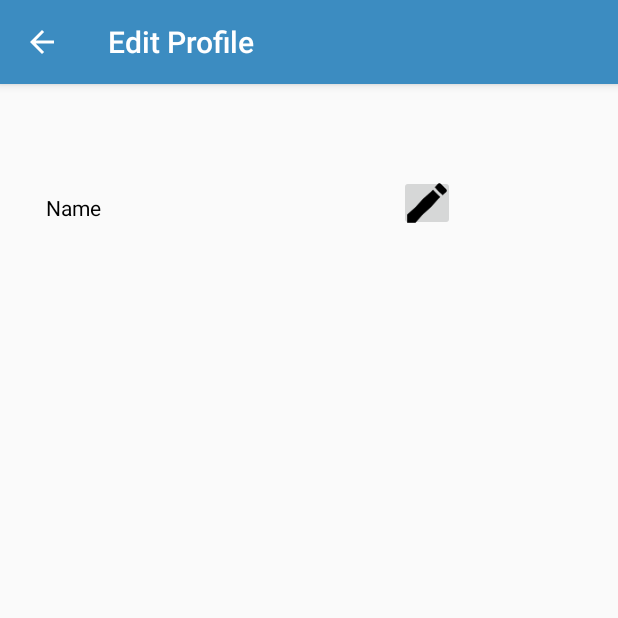
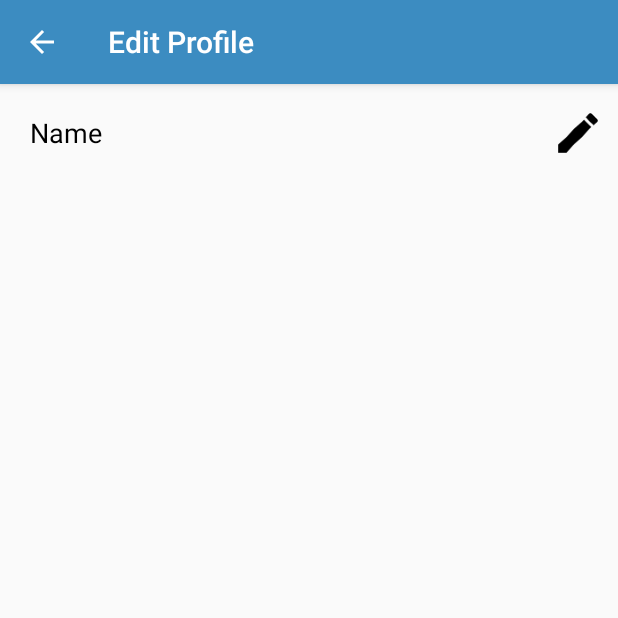
Before and after one commit to AnnieSH/Run-Tracker, an Android app: the ProfileSettingsActivity screen opened directly, with no data from a screen before it, on a phone screen of 412 x 824 dp, the top half of it. Run offline under Robolectric (Android 15) with nearby library versions, the phone set to English and light mode, and no system bars.

Commit message:
Convert profile settings to constraint layout Fix background colour of pencil icon

```diff
--- a/app/src/main/res/layout/activity_profile_settings.xml
+++ b/app/src/main/res/layout/activity_profile_settings.xml
@@ -1,12 +1,11 @@
 <?xml version="1.0" encoding="utf-8"?>
-<LinearLayout xmlns:android="http://schemas.android.com/apk/res/android"
+<android.support.constraint.ConstraintLayout xmlns:android="http://schemas.android.com/apk/res/android"
     xmlns:app="http://schemas.android.com/apk/res-auto"
     xmlns:tools="http://schemas.android.com/tools"
     android:id="@+id/profile_layout"
     android:layout_width="match_parent"
     android:layout_height="match_parent"
-    android:orientation="vertical"
-    tools:context="com.example.annie.dewatch.ProfileActivity">
+    tools:context="com.example.annie.dewatch.ProfileSettingsActivity">
 
     <android.support.v7.widget.Toolbar
         android:id="@+id/profile_settings_toolbar"
@@ -15,73 +14,46 @@
         android:background="@color/colorPrimary"
         android:elevation="4dp"
         android:minHeight="?attr/actionBarSize"
-        android:theme="?attr/actionBarTheme" />
+        android:theme="?attr/actionBarTheme"
+        app:layout_constraintEnd_toEndOf="parent"
+        app:layout_constraintStart_toStartOf="parent"
+        app:layout_constraintTop_toTopOf="parent" />
 
-    <Space
-        android:layout_width="match_parent"
-        android:layout_height="30dp" />
+    <ImageButton
+        android:id="@+id/profile_button_last"
+        style="@android:style/MediaButton"
+        android:layout_width="37dp"
+        android:layout_height="37dp"
+        android:layout_marginEnd="8dp"
+        android:onClick="editName"
+        android:src="@mipmap/post_write"
+        app:layout_constraintBottom_toBottomOf="@+id/profile_settings_edit_name"
+        app:layout_constraintEnd_toEndOf="parent"
+        app:layout_constraintTop_toTopOf="@+id/profile_settings_edit_name" />
 
-    <LinearLayout
-        android:layout_width="match_parent"
+    <TextView
+        android:id="@+id/profile_settings_edit_name"
+        android:layout_width="0dp"
         android:layout_height="wrap_content"
-        android:layout_gravity="top"
-        android:orientation="horizontal"
-        android:padding="15dp">
+        android:layout_marginStart="8dp"
+        android:layout_marginTop="8dp"
+        android:layout_marginEnd="8dp"
+        android:paddingTop="12dp"
+        android:paddingBottom="12dp"
+        android:textSize="18sp"
+        app:layout_constraintEnd_toStartOf="@+id/profile_button_last"
+        app:layout_constraintStart_toEndOf="@+id/profile_settings_name_textview"
+        app:layout_constraintTop_toBottomOf="@+id/profile_settings_toolbar" />
 
-        <LinearLayout
-            android:layout_width="wrap_content"
-            android:layout_height="wrap_content"
-            android:layout_marginLeft="3dp"
-            android:orientation="vertical"
-            android:paddingBottom="15dp"
-            android:paddingTop="15dp">
-
-            <TextView
-                android:layout_width="match_parent"
-                android:layout_height="wrap_content"
-                android:padding="12dp"
-                android:text="Name"
-                android:textColor="#000000" />
-
-        </LinearLayout>
-
-        <LinearLayout
-            android:layout_width="180dp"
-            android:layout_height="wrap_content"
-            android:layout_marginLeft="1dp"
-            android:orientation="vertical"
-            android:paddingTop="15dp">
-
-
-            <TextView
-                android:id="@+id/profile_settings_edit_name"
-                android:layout_width="match_parent"
-                android:layout_height="wrap_content"
-                android:paddingTop="12dp"
-                android:paddingBottom="12dp"/>
-
-        </LinearLayout>
-
-        <LinearLayout
-            android:layout_width="wrap_content"
-            android:layout_height="wrap_content"
-            android:layout_marginLeft="4dp"
-            android:orientation="vertical"
-            android:paddingTop="15dp"
-            android:paddingLeft="1dp">
-
-
-            <ImageButton
-                android:id="@+id/profile_button_last"
-                android:layout_width="37dp"
-                android:layout_height="37dp"
-                android:hint="weight"
-                android:onClick="editName"
-                android:src="@mipmap/post_write" />
-
-        </LinearLayout>
-
-
-    </LinearLayout>
-
-</LinearLayout>
+    <TextView
+        android:id="@+id/profile_settings_name_textview"
+        android:layout_width="wrap_content"
+        android:layout_height="wrap_content"
+        android:layout_marginStart="8dp"
+        android:padding="12dp"
+        android:text="Name"
+        android:textColor="@android:color/black"
+        android:textSize="18sp"
+        app:layout_constraintStart_toStartOf="parent"
+        app:layout_constraintTop_toTopOf="@+id/profile_settings_edit_name" />
+</android.support.constraint.ConstraintLayout>
--- a/app/src/main/res/menu/profile_menu.xml
+++ b/app/src/main/res/menu/profile_menu.xml
@@ -3,7 +3,7 @@
     xmlns:app="http://schemas.android.com/apk/res-auto">
 
     <item android:id="@+id/action_profile_settings"
-        android:title="Profile"
+        android:title="Edit Profile"
         app:showAsAction="never"/>
     <item android:id="@+id/action_profile_logout"
         android:title="Logout"
```
